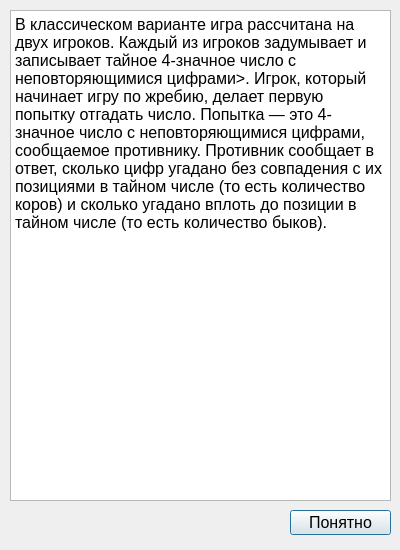
This is rules.ui in Darndaru/Bulls_and_cows as Qt 5 draws it before an edit. The edited form follows.
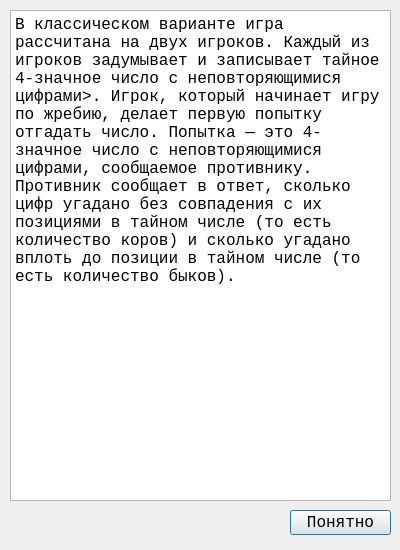
This is the edited form.

What changed in the file:
```diff
--- a/rules.ui
+++ b/rules.ui
@@ -10,6 +10,12 @@
     <height>550</height>
    </rect>
   </property>
+  <property name="font">
+   <font>
+    <family>Consolas</family>
+    <pointsize>14</pointsize>
+   </font>
+  </property>
   <property name="windowTitle">
    <string>Dialog</string>
   </property>
@@ -26,8 +32,8 @@
     <string>&lt;!DOCTYPE HTML PUBLIC &quot;-//W3C//DTD HTML 4.0//EN&quot; &quot;http://www.w3.org/TR/REC-html40/strict.dtd&quot;&gt;
 &lt;html&gt;&lt;head&gt;&lt;meta name=&quot;qrichtext&quot; content=&quot;1&quot; /&gt;&lt;meta charset=&quot;utf-8&quot; /&gt;&lt;style type=&quot;text/css&quot;&gt;
 p, li { white-space: pre-wrap; }
-&lt;/style&gt;&lt;/head&gt;&lt;body style=&quot; font-family:'Segoe UI'; font-size:9pt; font-weight:400; font-style:normal;&quot;&gt;
-&lt;p style=&quot; margin-top:12px; margin-bottom:12px; margin-left:0px; margin-right:0px; -qt-block-indent:0; text-indent:0px;&quot;&gt;&lt;span style=&quot; font-size:12pt;&quot;&gt;В классическом варианте игра рассчитана на двух игроков. Каждый из игроков задумывает и записывает тайное 4-значное число с неповторяющимися цифрами&amp;gt;. Игрок, который начинает игру по жребию, делает первую попытку отгадать число. Попытка — это 4-значное число с неповторяющимися цифрами, сообщаемое противнику. Противник сообщает в ответ, сколько цифр угадано без совпадения с их позициями в тайном числе (то есть количество коров) и сколько угадано вплоть до позиции в тайном числе (то есть количество быков).&lt;/span&gt;&lt;/p&gt;&lt;/body&gt;&lt;/html&gt;</string>
+&lt;/style&gt;&lt;/head&gt;&lt;body style=&quot; font-family:'Consolas'; font-size:14pt; font-weight:400; font-style:normal;&quot;&gt;
+&lt;p style=&quot; margin-top:12px; margin-bottom:12px; margin-left:0px; margin-right:0px; -qt-block-indent:0; text-indent:0px;&quot;&gt;&lt;span style=&quot; font-family:'Segoe UI'; font-size:12pt;&quot;&gt;В классическом варианте игра рассчитана на двух игроков. Каждый из игроков задумывает и записывает тайное 4-значное число с неповторяющимися цифрами&amp;gt;. Игрок, который начинает игру по жребию, делает первую попытку отгадать число. Попытка — это 4-значное число с неповторяющимися цифрами, сообщаемое противнику. Противник сообщает в ответ, сколько цифр угадано без совпадения с их позициями в тайном числе (то есть количество коров) и сколько угадано вплоть до позиции в тайном числе (то есть количество быков).&lt;/span&gt;&lt;/p&gt;&lt;/body&gt;&lt;/html&gt;</string>
    </property>
   </widget>
   <widget class="QPushButton" name="pushButton">
@@ -41,6 +47,7 @@
    </property>
    <property name="font">
     <font>
+     <family>Consolas</family>
      <pointsize>12</pointsize>
     </font>
    </property>
```
